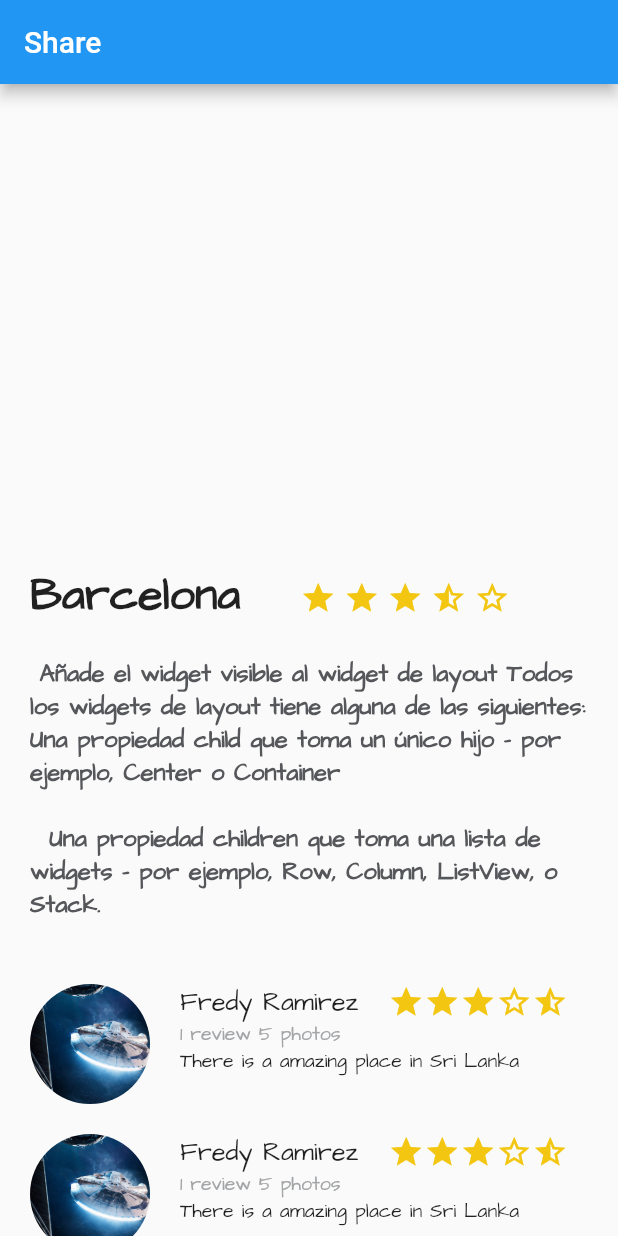
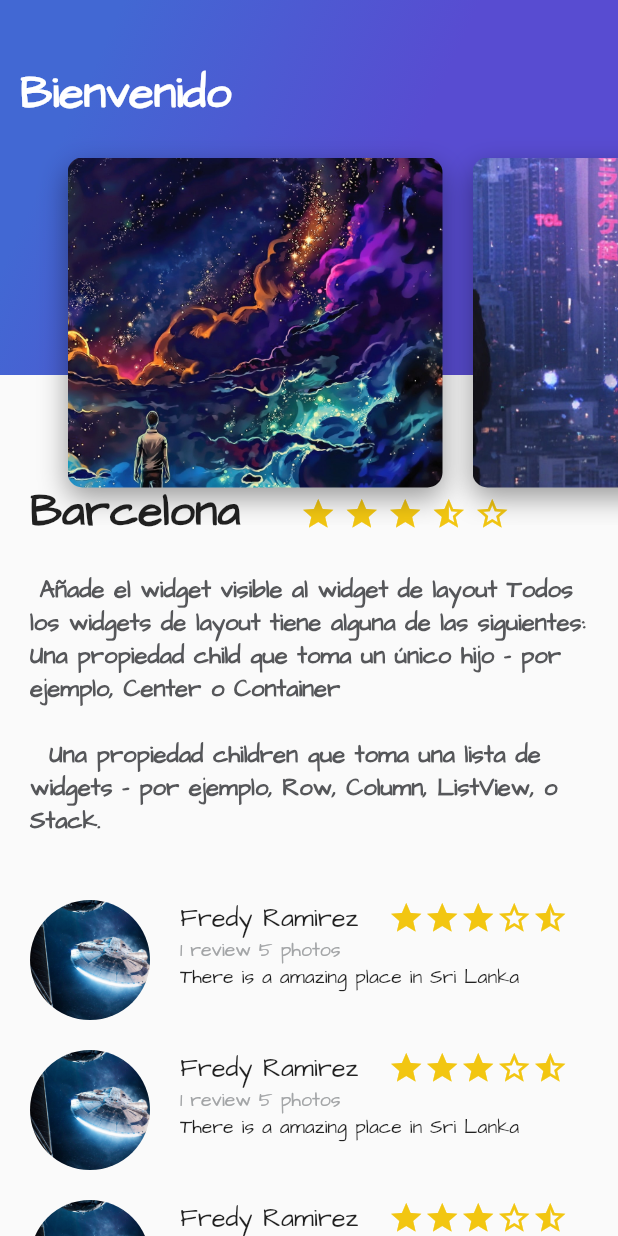
Before and after one commit to rramsol/FlutterRamsolTrips, a Flutter app: the screen it shows after launch, on a phone screen of 412 x 824 dp. Run offline on Flutter 3.47's test engine with Material 2 defaults, Android fonts, the phone set to English and light mode, and no system bars.

Commit message:
agregue todos el carrusel de imagenes

```diff
--- /dev/null
+++ b/lib/card_image.dart
@@ -0,0 +1,39 @@
+import 'package:flutter/material.dart';
+
+class CardImage extends StatelessWidget{
+
+  String pathImage = "assets/img/uno.jpg";
+
+  CardImage(this.pathImage);
+
+  @override
+  Widget build(BuildContext context) {
+
+    final card = Container (
+      height:350.0 ,
+      width: 250.0,
+      margin: EdgeInsets.only(
+        top: 80.0,
+        left: 20.0
+      ),
+      decoration: BoxDecoration(
+        image: DecorationImage(
+          fit: BoxFit.cover,
+          image: AssetImage(pathImage),
+        ),
+        borderRadius: BorderRadius.all(Radius.circular(10.0)),
+        shape: BoxShape.rectangle,
+        boxShadow: <BoxShadow>[
+          BoxShadow(
+            color: Colors.black38,
+            blurRadius: 15.0,
+            offset: Offset(0.0,7.0)
+          )
+        ]
+      ),
+    );
+
+    return card;
+  }
+
+}
--- /dev/null
+++ b/lib/card_image_list.dart
@@ -0,0 +1,23 @@
+import 'package:com/card_image.dart';
+import 'package:flutter/material.dart';
+
+class CardImageList extends StatelessWidget{
+  @override
+  Widget build(BuildContext context) {
+    return Container(
+      height: 350.0,
+      child: ListView(
+        padding: EdgeInsets.all(25.0),
+        scrollDirection: Axis.horizontal,
+        children: [
+          CardImage("assets/img/uno.jpg"),
+          CardImage("assets/img/dos.jpg"),
+          CardImage("assets/img/tres.jpg"),
+          CardImage("assets/img/cuatro.jpg"),
+          CardImage("assets/img/cinco.jpg"),
+        ],
+      ),
+    );
+  }
+
+}
--- a/lib/gradient_back.dart
+++ b/lib/gradient_back.dart
@@ -1 +1,38 @@
 import 'package:flutter/material.dart';
+
+class GradientBack extends StatelessWidget {
+
+String texto = "Popular";
+
+GradientBack(this.texto);
+
+  @override
+  Widget build(BuildContext context) {
+    return Container(
+      height: 250.0,
+      decoration: BoxDecoration(
+        gradient: LinearGradient(
+          colors: [
+            Color(0xFF4268D3),
+            Color(0xFF584CD1)
+          ],
+          begin: FractionalOffset(0.2,0.0),
+          end: FractionalOffset(1.0,0.6),
+          stops: [0.0,0.6],
+          tileMode: TileMode.clamp
+        )
+      ),
+      child: Text(
+        texto,
+        style: TextStyle(
+          color: Colors.white,
+          fontSize: 30.0,
+          fontFamily: "Arc",
+          fontWeight: FontWeight.bold
+        ),
+      ),
+      alignment: Alignment(-0.9,-0.6),
+    );
+  }
+
+}
--- /dev/null
+++ b/lib/header_appbar.dart
@@ -0,0 +1,18 @@
+import 'package:flutter/material.dart';
+import 'card_image_list.dart';
+import 'gradient_back.dart';
+
+class HeaderAppBar extends StatelessWidget {
+
+  @override
+  Widget build(BuildContext context) {
+    return Stack(
+      children: [
+        GradientBack("Bienvenido"),
+        CardImageList(),
+      ],
+
+    );
+  }
+
+}
--- a/lib/main.dart
+++ b/lib/main.dart
@@ -1,6 +1,8 @@
 import 'package:flutter/material.dart';
 import 'descripcion_place.dart';
 import 'review_list.dart';
+import 'gradient_back.dart';
+import 'header_appbar.dart';
 
 void main() {
   runApp(MyApp());
@@ -28,16 +30,16 @@
         visualDensity: VisualDensity.adaptivePlatformDensity,
       ),
       home: Scaffold(
-        appBar: AppBar(
-          title: Text("Share"),
-        ),
-        body: SingleChildScrollView(
-          child: Column(
-            children: <Widget>[
-              new DescriptionPlace("Barcelona",4,descripcion),
-              new ReviewList(),
-            ],
-          ),
+        body: Stack(
+          children: [
+            ListView(
+              children: [
+                 DescriptionPlace("Barcelona",4,descripcion),
+                 ReviewList(),
+              ],
+            ),
+            HeaderAppBar()
+          ],
         )
 
 
--- a/pubspec.yaml
+++ b/pubspec.yaml
@@ -45,6 +45,12 @@
   uses-material-design: true
   assets:
     - assets/img/w4.jpg
+    - assets/img/uno.jpg
+    - assets/img/dos.jpg
+    - assets/img/tres.jpg
+    - assets/img/cuatro.jpg
+    - assets/img/cinco.jpg
+
   fonts:
     - family: Arc
       fonts:
```
Also changed, not shown: assets/img/cinco.jpg (added), assets/img/cuatro.jpg (added), assets/img/dos.jpg (added), assets/img/tres.jpg (added), assets/img/uno.jpg (added), pubspec.lock.
